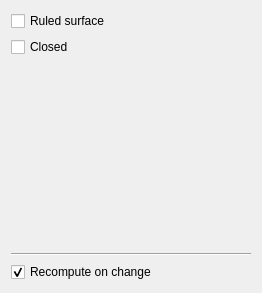
Old version of the form src/Mod/PartDesign/Gui/TaskLoftParameters.ui in the repository sean-de-courcy/FreeCAD.
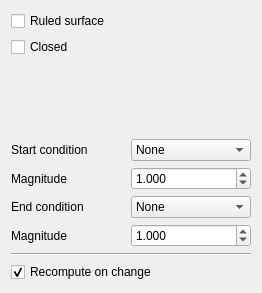
New version of the form.

Commit message: PartDesign: Loft end conditions and Tangent propagation in the task panels (ops#655)

What changed in the file:
```diff
--- a/src/Mod/PartDesign/Gui/TaskLoftParameters.ui
+++ b/src/Mod/PartDesign/Gui/TaskLoftParameters.ui
@@ -34,6 +34,110 @@
    <item>
     <widget class="QWidget" name="sectionsFieldPlaceholder" native="true"/>
    </item>
+   <item>
+    <layout class="QGridLayout" name="conditionsLayout">
+     <item row="0" column="0">
+      <widget class="QLabel" name="labelStartCondition">
+       <property name="text">
+        <string>Start condition</string>
+       </property>
+      </widget>
+     </item>
+     <item row="0" column="1">
+      <widget class="QComboBox" name="comboStartCondition">
+       <item>
+        <property name="text">
+         <string>None</string>
+        </property>
+       </item>
+       <item>
+        <property name="text">
+         <string>Normal to profile</string>
+        </property>
+       </item>
+      </widget>
+     </item>
+     <item row="1" column="0">
+      <widget class="QLabel" name="labelStartMagnitude">
+       <property name="text">
+        <string>Magnitude</string>
+       </property>
+      </widget>
+     </item>
+     <item row="1" column="1">
+      <widget class="QDoubleSpinBox" name="spinStartMagnitude">
+       <property name="toolTip">
+        <string>Scale of the start condition's tangent</string>
+       </property>
+       <property name="decimals">
+        <number>3</number>
+       </property>
+       <property name="minimum">
+        <double>0.001000000000000</double>
+       </property>
+       <property name="maximum">
+        <double>1000.000000000000000</double>
+       </property>
+       <property name="singleStep">
+        <double>0.100000000000000</double>
+       </property>
+       <property name="value">
+        <double>1.000000000000000</double>
+       </property>
+      </widget>
+     </item>
+     <item row="2" column="0">
+      <widget class="QLabel" name="labelEndCondition">
+       <property name="text">
+        <string>End condition</string>
+       </property>
+      </widget>
+     </item>
+     <item row="2" column="1">
+      <widget class="QComboBox" name="comboEndCondition">
+       <item>
+        <property name="text">
+         <string>None</string>
+        </property>
+       </item>
+       <item>
+        <property name="text">
+         <string>Normal to profile</string>
+        </property>
+       </item>
+      </widget>
+     </item>
+     <item row="3" column="0">
+      <widget class="QLabel" name="labelEndMagnitude">
+       <property name="text">
+        <string>Magnitude</string>
+       </property>
+      </widget>
+     </item>
+     <item row="3" column="1">
+      <widget class="QDoubleSpinBox" name="spinEndMagnitude">
+       <property name="toolTip">
+        <string>Scale of the end condition's tangent</string>
+       </property>
+       <property name="decimals">
+        <number>3</number>
+       </property>
+       <property name="minimum">
+        <double>0.001000000000000</double>
+       </property>
+       <property name="maximum">
+        <double>1000.000000000000000</double>
+       </property>
+       <property name="singleStep">
+        <double>0.100000000000000</double>
+       </property>
+       <property name="value">
+        <double>1.000000000000000</double>
+       </property>
+      </widget>
+     </item>
+    </layout>
+   </item>
    <item>
     <widget class="Line" name="line">
      <property name="orientation">
```
Left out of the diff: 4 changed lines with no effect on the pictures. The commit also changes 11 other files.
